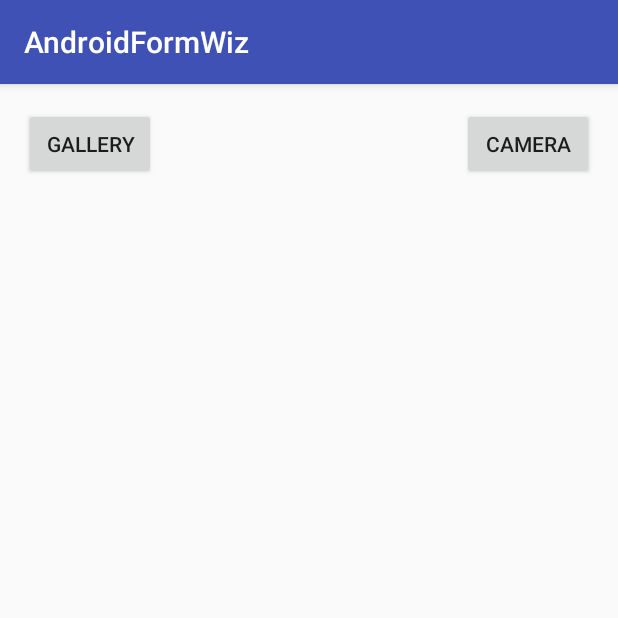
After one commit to helenwa/AndroidFormWiz, an Android app: the SelectFormTemplateActivity screen opened directly, with no data from a screen before it, on a phone screen of 412 x 824 dp, the top half of it. The commit adds this screen. Run offline under Robolectric (Android 15) with nearby library versions, the phone set to English and light mode, and no system bars.

Commit message:
got camera and image selection from gallery working

```diff
--- a/app/src/main/res/layout/activity_home.xml
+++ b/app/src/main/res/layout/activity_home.xml
@@ -13,7 +13,8 @@
     <Button
         android:layout_width="wrap_content"
         android:layout_height="wrap_content"
-        android:text="@string/button_send" />
+        android:text="@string/button_send"
+        android:onClick="sendMessage" />
     <TextView
         android:id="@+id/sample_text"
         android:layout_width="wrap_content"
--- /dev/null
+++ b/app/src/main/res/layout/activity_select_form_template.xml
@@ -0,0 +1,41 @@
+<?xml version="1.0" encoding="utf-8"?>
+<RelativeLayout xmlns:android="http://schemas.android.com/apk/res/android"
+    xmlns:tools="http://schemas.android.com/tools"
+    android:id="@+id/activity_select_form_template"
+    android:layout_width="match_parent"
+    android:layout_height="match_parent"
+    android:paddingBottom="@dimen/activity_vertical_margin"
+    android:paddingLeft="@dimen/activity_horizontal_margin"
+    android:paddingRight="@dimen/activity_horizontal_margin"
+    android:paddingTop="@dimen/activity_vertical_margin"
+    tools:context="com.wallace.happy.androidformwiz.SelectFormTemplateActivity">
+
+    <Button
+        android:layout_width="wrap_content"
+        android:layout_height="wrap_content"
+        android:text="@string/button_gallery"
+        android:onClick="openGallery"
+        android:id="@+id/button2"
+        android:layout_alignParentTop="true"
+        android:layout_alignParentLeft="true"
+        android:layout_alignParentStart="true" />
+
+    <ImageView
+        android:layout_width="wrap_content"
+        android:layout_height="wrap_content"
+        android:id="@+id/imageView"
+        android:layout_below="@+id/button2"
+        android:layout_alignParentLeft="true"
+        android:layout_alignParentStart="true" />
+
+    <Button
+        android:layout_width="wrap_content"
+        android:layout_height="wrap_content"
+        android:text="@string/button_use_camera"
+        android:onClick="openCamera"
+        android:id="@+id/button"
+        android:layout_alignParentTop="true"
+        android:layout_alignParentRight="true"
+        android:layout_alignParentEnd="true" />
+
+</RelativeLayout>
--- a/app/src/main/res/values/strings.xml
+++ b/app/src/main/res/values/strings.xml
@@ -3,4 +3,8 @@
     <string name="edit_message">Write Text Please</string>
     <string name="button_send">Send</string>
     <string name="hello_world">Hello World!</string>
+    <string name="button_create">Create New Template</string>
+    <string name="button_use_camera">Camera</string>
+    <string name="button_gallery">Gallery</string>
+
 </resources>
```
Also changed, not shown: app/src/main/AndroidManifest.xml (+7 -5 lines), app/src/main/java/com/wallace/happy/androidformwiz/HomeActivity.java (+14 -3 lines), app/src/main/java/com/wallace/happy/androidformwiz/SelectFormTemplateActivity.java (added, +81 -0 lines).
